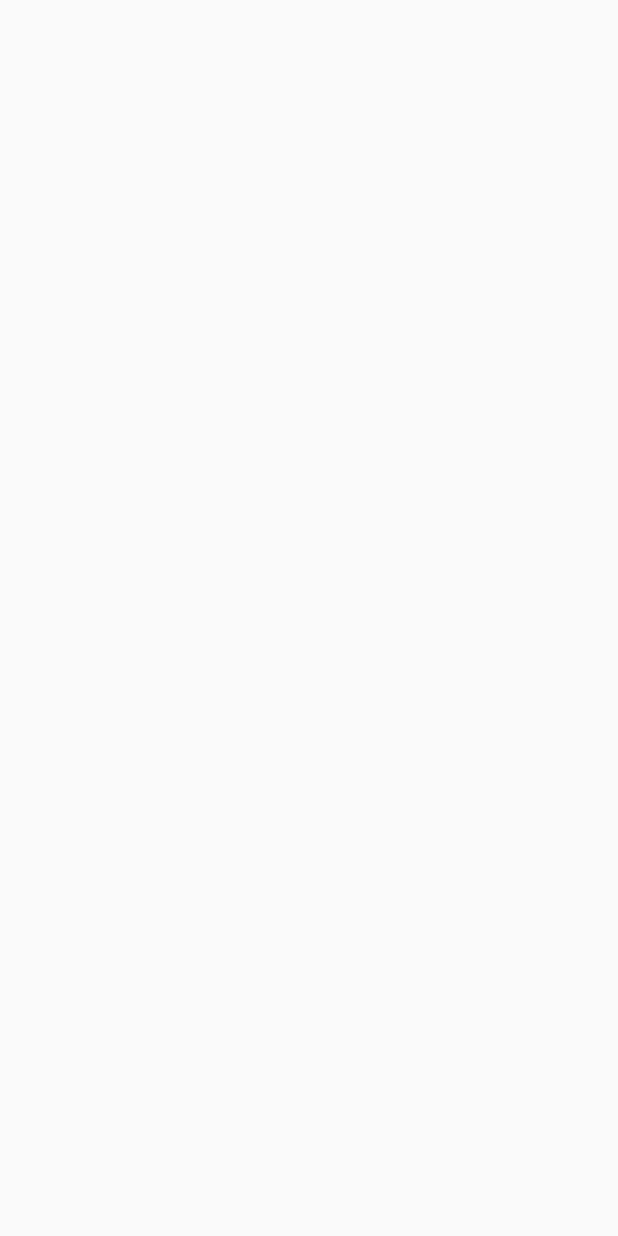
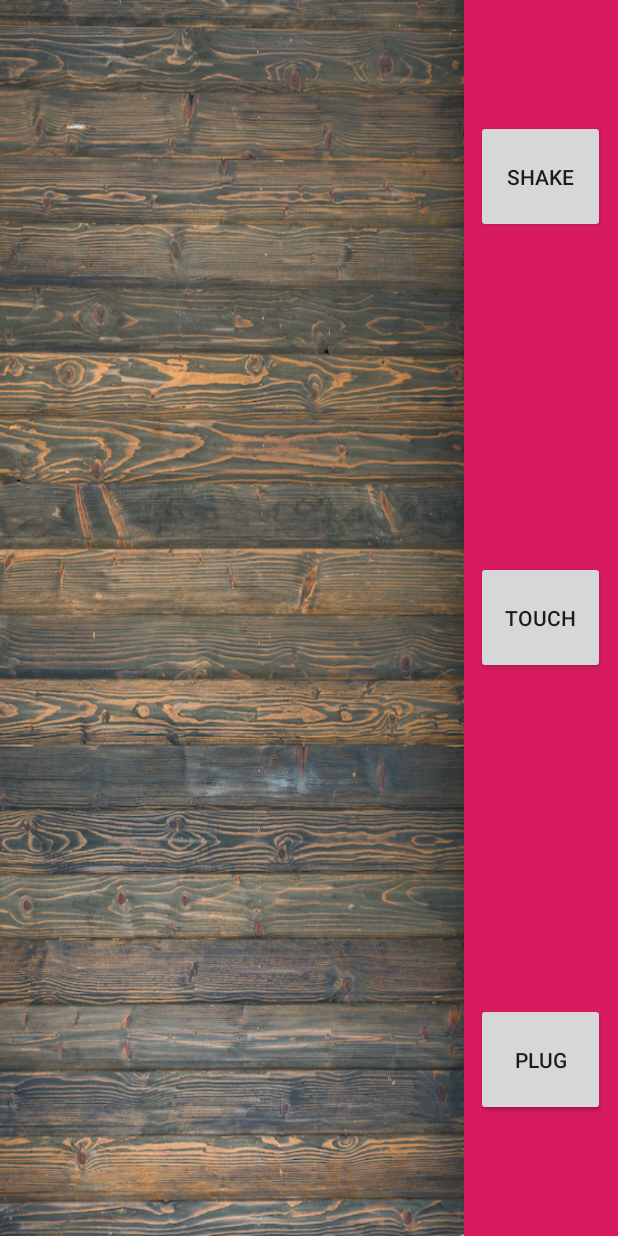
Before and after one commit to Yasamanro/TheBreakingHand, an Android app: the TestActivity screen opened directly, with no data from a screen before it, on a phone screen of 412 x 824 dp. Before the commit the screen is empty. Run offline under Robolectric (Android 15) with nearby library versions, the light colour scheme and no system bars; 1 statement that could not run was skipped.

Commit message:
Test Activity - initial Shake - Sound + Vibration

```diff
--- a/app/src/main/AndroidManifest.xml
+++ b/app/src/main/AndroidManifest.xml
@@ -2,6 +2,7 @@
 <manifest xmlns:android="http://schemas.android.com/apk/res/android"
     package="com.example.yasamanro.bhangarigame">
 
+    <uses-permission android:name="android.permission.VIBRATE" />
     <application
         android:allowBackup="true"
         android:icon="@mipmap/ic_launcher"
--- /dev/null
+++ b/app/src/main/java/com/example/yasamanro/bhangarigame/ShakeListener.java
@@ -0,0 +1,91 @@
+package com.example.yasamanro.bhangarigame;
+
+import android.hardware.SensorListener;
+import android.hardware.SensorManager;
+import android.content.Context;
+import java.lang.UnsupportedOperationException;
+
+public class ShakeListener implements SensorListener
+{
+    private static final int FORCE_THRESHOLD = 300;
+    private static final int TIME_THRESHOLD = 300;
+    private static final int SHAKE_TIMEOUT = 500;
+    private static final int SHAKE_DURATION = 600;
+    private static final int SHAKE_COUNT = 2;
+
+    private SensorManager mSensorMgr;
+    private float mLastX=-1.0f, mLastY=-1.0f, mLastZ=-1.0f;
+    private long mLastTime;
+    private OnShakeListener mShakeListener;
+    private Context mContext;
+    private int mShakeCount = 0;
+    private long mLastShake;
+    private long mLastForce;
+
+    public interface OnShakeListener
+    {
+        public void onShake();
+    }
+
+    public ShakeListener(Context context)
+    {
+        mContext = context;
+        resume();
+    }
+
+    public void setOnShakeListener(OnShakeListener listener)
+    {
+        mShakeListener = listener;
+    }
+
+    public void resume() {
+        mSensorMgr = (SensorManager)mContext.getSystemService(Context.SENSOR_SERVICE);
+        if (mSensorMgr == null) {
+            throw new UnsupportedOperationException("Sensors not supported");
+        }
+        boolean supported = mSensorMgr.registerListener(this, SensorManager.SENSOR_ACCELEROMETER, SensorManager.SENSOR_DELAY_GAME);
+        if (!supported) {
+            mSensorMgr.unregisterListener(this, SensorManager.SENSOR_ACCELEROMETER);
+            throw new UnsupportedOperationException("Accelerometer not supported");
+        }
+    }
+
+    public void pause() {
+        if (mSensorMgr != null) {
+            mSensorMgr.unregisterListener(this, SensorManager.SENSOR_ACCELEROMETER);
+            mSensorMgr = null;
+        }
+    }
+
+    public void onAccuracyChanged(int sensor, int accuracy) { }
+
+    public void onSensorChanged(int sensor, float[] values)
+    {
+        if (sensor != SensorManager.SENSOR_ACCELEROMETER) return;
+        long now = System.currentTimeMillis();
+
+        if ((now - mLastForce) > SHAKE_TIMEOUT) {
+            mShakeCount = 0;
+        }
+
+        if ((now - mLastTime) > TIME_THRESHOLD) {
+            long diff = now - mLastTime;
+            float speed = Math.abs(values[SensorManager.DATA_X] + values[SensorManager.DATA_Y] + values[SensorManager.DATA_Z] - mLastX - mLastY - mLastZ) / diff * 10000;
+            if (speed > FORCE_THRESHOLD) {
+                if ((++mShakeCount >= SHAKE_COUNT) && (now - mLastShake > SHAKE_DURATION)) {
+                    mLastShake = now;
+                    mShakeCount = 0;
+                    if (mShakeListener != null) {
+                        mShakeListener.onShake();
+                    }
+                }
+                mLastForce = now;
+            }
+            mLastTime = now;
+            mLastX = values[SensorManager.DATA_X];
+            mLastY = values[SensorManager.DATA_Y];
+            mLastZ = values[SensorManager.DATA_Z];
+        }
+    }
+
+}
--- a/app/src/main/java/com/example/yasamanro/bhangarigame/TestActivity.java
+++ b/app/src/main/java/com/example/yasamanro/bhangarigame/TestActivity.java
@@ -1,13 +1,66 @@
 package com.example.yasamanro.bhangarigame;
 
+import android.content.Context;
+import android.media.MediaPlayer;
+import android.os.Vibrator;
+import android.support.v7.app.AlertDialog;
 import android.support.v7.app.AppCompatActivity;
 import android.os.Bundle;
+import android.view.View;
+import android.widget.Button;
+import android.widget.ImageView;
+import android.widget.Toast;
 
 public class TestActivity extends AppCompatActivity {
+
+    private ShakeListener mShaker;
 
     @Override
     protected void onCreate(Bundle savedInstanceState) {
         super.onCreate(savedInstanceState);
         setContentView(R.layout.activity_test);
+
+        final Button shakeButton = findViewById(R.id.shakeButton);
+        Button touchButton = findViewById(R.id.touchButton);
+        Button plugButton = findViewById(R.id.plugButton);
+
+        ImageView currentObject = null;
+        final MediaPlayer shakeSound = MediaPlayer.create(this,R.raw.shake);
+
+        //Make the appropriate part visible on the bench
+        Bundle b = getIntent().getExtras();
+        String part = "";
+        if(b != null)
+            part = b.getString("part");
+        if (part.equals("fan")){
+            ImageView fan = findViewById(R.id.fan);
+            fan.setVisibility(View.VISIBLE);
+            currentObject = fan;
+        }
+
+        final Vibrator vibe = (Vibrator)getSystemService(Context.VIBRATOR_SERVICE);
+        Toast.makeText(getApplicationContext(), "Shake it!", Toast.LENGTH_SHORT).show();
+
+        mShaker = new ShakeListener(this);
+        mShaker.setOnShakeListener(new ShakeListener.OnShakeListener () {
+            public void onShake()
+            {
+                vibe.vibrate(500);
+                Toast.makeText(getApplicationContext(), "Shooken!", Toast.LENGTH_SHORT).show();
+                shakeSound.start();
+                // Dialog
+//                new AlertDialog.Builder(TestActivity.this)
+//                        .setPositiveButton(android.R.string.ok, null)
+//                        .setMessage("Shooken!")
+//                        .show();
+            }
+        });
+
+        shakeButton.setOnClickListener(new View.OnClickListener() {
+            @Override
+            public void onClick(View v) {
+                Toast.makeText(getApplicationContext(), "Shake it!", Toast.LENGTH_SHORT).show();
+                }
+            });
     }
 }
--- a/app/src/main/res/layout/activity_game.xml
+++ b/app/src/main/res/layout/activity_game.xml
@@ -109,7 +109,7 @@
                     android:layout_height="wrap_content"
                     android:layout_alignParentTop="true"
                     android:layout_alignParentEnd="true"
-                    android:layout_marginTop="29dp"
+                    android:layout_marginTop="26dp"
                     android:layout_marginEnd="0dp"
                     android:background="@drawable/fan" />
             </RelativeLayout>
--- a/app/src/main/res/layout/activity_test.xml
+++ b/app/src/main/res/layout/activity_test.xml
@@ -1,9 +1,62 @@
 <?xml version="1.0" encoding="utf-8"?>
-<android.support.constraint.ConstraintLayout xmlns:android="http://schemas.android.com/apk/res/android"
+<LinearLayout xmlns:android="http://schemas.android.com/apk/res/android"
     xmlns:app="http://schemas.android.com/apk/res-auto"
     xmlns:tools="http://schemas.android.com/tools"
     android:layout_width="match_parent"
     android:layout_height="match_parent"
+    android:orientation="horizontal"
     tools:context=".TestActivity">
 
-</android.support.constraint.ConstraintLayout>
+    <RelativeLayout
+        android:layout_width="match_parent"
+        android:layout_height="match_parent"
+        android:layout_weight="0.25"
+        android:background="@drawable/table">
+
+        <ImageView
+            android:id="@+id/fan"
+            android:layout_width="wrap_content"
+            android:layout_height="wrap_content"
+            android:layout_centerInParent="true"
+            android:visibility="invisible"
+            app:srcCompat="@drawable/fan_unselected" />
+    </RelativeLayout>
+
+    <RelativeLayout
+        android:layout_width="match_parent"
+        android:layout_height="match_parent"
+        android:layout_alignParentTop="true"
+        android:layout_weight="0.75"
+        android:background="@color/colorAccent">
+
+        <Button
+            android:id="@+id/shakeButton"
+            android:layout_width="86dp"
+            android:layout_height="75dp"
+            android:layout_centerHorizontal="true"
+            android:layout_alignParentTop="true"
+            android:layout_marginTop="80dp"
+            android:text="Shake" />
+
+        <Button
+            android:id="@+id/touchButton"
+            android:layout_width="86dp"
+            android:layout_height="75dp"
+            android:layout_centerHorizontal="true"
+            android:layout_centerVertical="true"
+            android:text="Touch" />
+
+        <Button
+            android:id="@+id/plugButton"
+            android:layout_width="86dp"
+            android:layout_height="75dp"
+            android:layout_centerHorizontal="true"
+            android:layout_alignParentBottom="true"
+            android:layout_marginBottom="80dp"
+            android:text="Plug" />
+
+
+    </RelativeLayout>
+
+
+</LinearLayout>
```
Also changed, not shown: app/src/main/java/com/example/yasamanro/bhangarigame/GameActivity.java (+6 -1 lines), app/src/main/res/anim/shake_animation.xml (added, +20 -0 lines), app/src/main/res/drawable/table.jpg (added), 1 other file.
